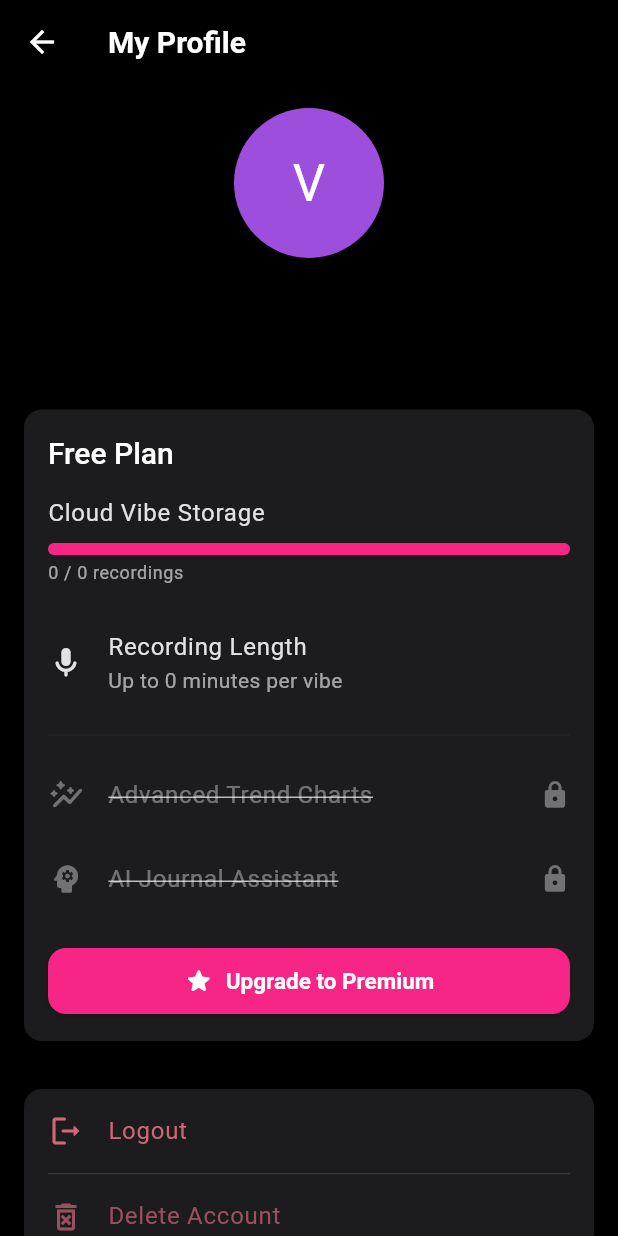
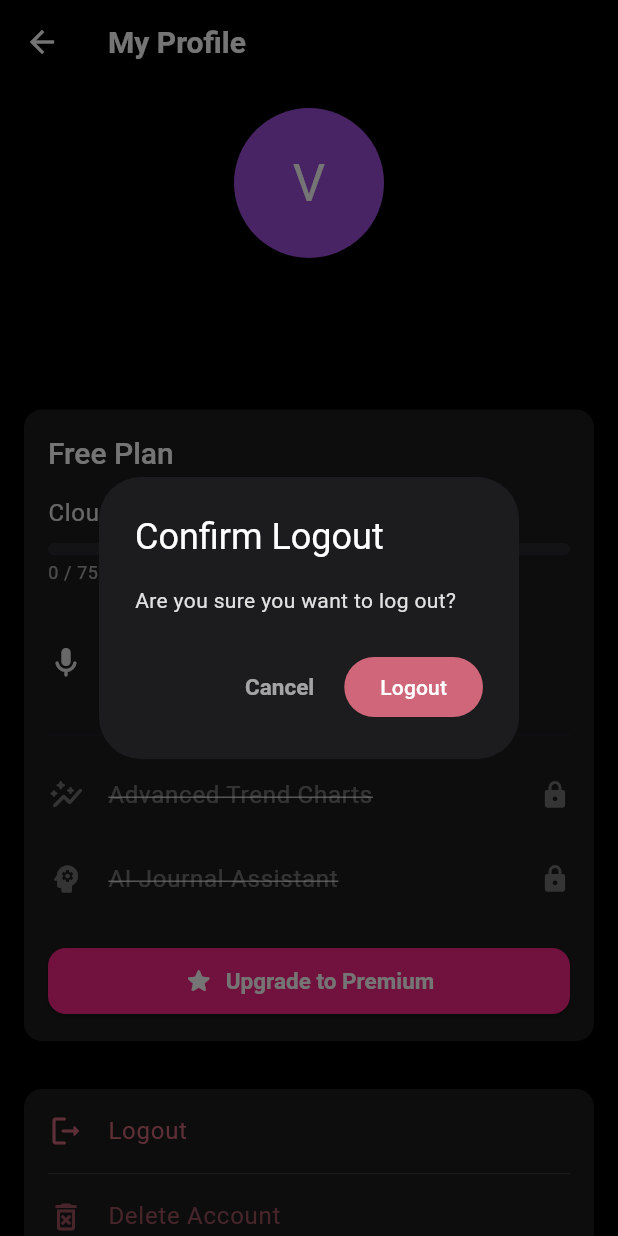
Before and after one commit to theprantadutta/vibe_journal, a Flutter app: the ProfileScreen screen opened directly, after a tap on "Logout", on a phone screen of 412 x 824 dp. Run offline on Flutter 3.47's test engine with Material 3 defaults, Android fonts, the phone set to English and light mode, and no system bars; our stand-ins replace cloud_firestore, cloud_functions, firebase_auth, firebase_core, firebase_storage, fl_chart and 7 more; missing offline and left inert: haptic_feedback, record; accounts and stored records are empty; generated files the repository leaves out were written again.

Commit message:
refactor: :recycle: made the app more robust and fixed bugs

```diff
--- a/lib/core/services/service_locator.dart
+++ b/lib/core/services/service_locator.dart
@@ -1,11 +1,13 @@
 import 'package:get_it/get_it.dart';
 import '../../features/auth/domain/models/user_model.dart';
+import 'user_service.dart';
 
 final GetIt locator = GetIt.instance;
 
 void setupLocator() {
-  // We will register UserModel dynamically after login/signup
-  // You can register other app-wide services here if needed
+  // Register our UserService as a singleton.
+  // It will be created once and live for the entire app session.
+  locator.registerSingleton<UserService>(UserService());
 }
 
 // Helper functions to manage UserModel in GetIt
--- /dev/null
+++ b/lib/core/services/user_service.dart
@@ -0,0 +1,59 @@
+import 'package:cloud_firestore/cloud_firestore.dart';
+import '../../features/auth/domain/models/user_model.dart';
+import '../../features/premium/domain/models/plan_details_model.dart';
+import 'service_locator.dart';
+
+class UserService {
+  UserModel? _currentUser;
+  PlanDetailsModel? _currentPlanDetails; // New: To hold plan limits
+
+  // Getters for user data
+  UserModel get currentUser => _currentUser!;
+  bool get isUserLoggedIn => _currentUser != null;
+
+  // Getters for plan details (with safe fallbacks)
+  bool get isPremium => _currentUser?.plan == 'premium';
+  int get maxCloudVibes => _currentPlanDetails?.maxCloudVibes ?? 75;
+  int get maxRecordingDurationMinutes =>
+      _currentPlanDetails?.maxRecordingDurationMinutes ?? 5;
+
+  // This method now fetches plan details after updating the user
+  Future<void> updateUser(UserModel user) async {
+    _currentUser = user;
+
+    // After getting the user, fetch their plan details
+    await _fetchPlanDetails(user.plan);
+
+    // Register the user model itself in the locator for direct access if needed
+    if (locator.isRegistered<UserModel>()) locator.unregister<UserModel>();
+    locator.registerSingleton<UserModel>(user);
+
+    print(
+      "✅ UserService updated for: ${user.fullName} with ${user.plan} plan.",
+    );
+  }
+
+  Future<void> _fetchPlanDetails(String planId) async {
+    try {
+      final planDoc = await FirebaseFirestore.instance
+          .collection('plans')
+          .doc(planId)
+          .get();
+      if (planDoc.exists) {
+        _currentPlanDetails = PlanDetailsModel.fromFirestore(planDoc);
+      }
+    } catch (e) {
+      print("Error fetching plan details: $e");
+      // Could use a default fallback plan here if fetching fails
+    }
+  }
+
+  void clearUser() {
+    _currentUser = null;
+    _currentPlanDetails = null;
+    if (locator.isRegistered<UserModel>()) {
+      locator.unregister<UserModel>();
+    }
+    print("🗑️ UserService data cleared.");
+  }
+}
--- a/lib/features/account/presentation/screens/profile_screen.dart
+++ b/lib/features/account/presentation/screens/profile_screen.dart
@@ -6,6 +6,7 @@ import 'package:flutter/foundation.dart';
 import 'package:flutter/material.dart';
 import 'package:firebase_auth/firebase_auth.dart';
 import 'package:vibe_journal/core/services/service_locator.dart';
+import 'package:vibe_journal/core/services/user_service.dart';
 import 'package:vibe_journal/features/auth/domain/models/user_model.dart';
 import 'package:vibe_journal/config/theme/app_colors.dart';
 import 'package:vibe_journal/features/premium/presentation/screens/upgrade_screen.dart';
@@ -21,6 +22,7 @@ class ProfileScreen extends StatefulWidget {
 
 class _ProfileScreenState extends State<ProfileScreen> {
   final UserModel _userModel = locator<UserModel>();
+  final UserService _userService = locator<UserService>();
 
   String getInitials(String fullName) {
     if (fullName.isEmpty) return "V";
@@ -293,21 +295,21 @@ class _ProfileScreenState extends State<ProfileScreen> {
   // Card to show for FREE users
   Widget _buildFreeUserCard(ThemeData theme) {
     double usagePercentage =
-        _userModel.cloudVibeCount / _userModel.maxCloudVibes;
+        _userModel.cloudVibeCount / _userService.maxCloudVibes;
     return _buildSectionCard(
       title: "Free Plan",
       children: [
         _buildLimitIndicator(
           title: "Cloud Vibe Storage",
           valueText:
-              "${_userModel.cloudVibeCount} / ${_userModel.maxCloudVibes} recordings",
+              "${_userModel.cloudVibeCount} / ${_userService.maxCloudVibes} recordings",
           progress: usagePercentage,
         ),
         _buildLimitInfo(
           icon: Icons.mic_rounded,
           title: "Recording Length",
           subtitle:
-              "Up to ${_userModel.maxRecordingDurationMinutes} minutes per vibe",
+              "Up to ${_userService.maxRecordingDurationMinutes} minutes per vibe",
         ),
         const Divider(height: 24, color: AppColors.inputFill),
         _buildLockedFeature(
@@ -461,8 +463,54 @@ class _ProfileScreenState extends State<ProfileScreen> {
               ),
             ),
             onTap: () async {
-              await FirebaseAuth.instance.signOut();
-              clearUserSession();
+              // Show a confirmation dialog before logging out
+              final bool? shouldLogout = await showDialog<bool>(
+                context: context,
+                builder: (ctx) => AlertDialog(
+                  backgroundColor: AppColors.surface,
+                  title: const Text('Confirm Logout'),
+                  content: const Text(
+                    'Are you sure you want to log out?',
+                    style: TextStyle(color: AppColors.textSecondary),
+                  ),
+                  actions: <Widget>[
+                    TextButton(
+                      child: const Text(
+                        'Cancel',
+                        style: TextStyle(color: AppColors.textHint),
+                      ),
+                      onPressed: () {
+                        // Close the dialog and return false
+                        Navigator.of(ctx).pop(false);
+                      },
+                    ),
+                    FilledButton(
+                      style: FilledButton.styleFrom(
+                        backgroundColor: AppColors.error,
+                      ),
+                      child: const Text('Logout'),
+                      onPressed: () {
+                        // Close the dialog and return true
+                        Navigator.of(ctx).pop(true);
+                      },
+                    ),
+                  ],
+                ),
+              );
+
+              // The code below will only run if the user tapped 'Logout'
+              if (shouldLogout == true) {
+                // Use our new UserService to clear the user's session data
+                locator<UserService>().clearUser();
+
+                // Sign out from Firebase Authentication
+                await FirebaseAuth.instance.signOut();
+
+                Navigator.of(context).pushAndRemoveUntil(
+                  MaterialPageRoute(builder: (_) => const AuthScreen()),
+                  (route) => false,
+                );
+              }
             },
           ),
           const Divider(height: 1, indent: 16, endIndent: 16),
--- a/lib/features/auth/presentation/widgets/auth_guard.dart
+++ b/lib/features/auth/presentation/widgets/auth_guard.dart
@@ -12,6 +12,7 @@ class AuthGuard extends StatelessWidget {
     return StreamBuilder<User?>(
       stream: FirebaseAuth.instance.authStateChanges(),
       builder: (context, snapshot) {
+        debugPrint('Auth Guard: ${snapshot.data}');
         if (snapshot.connectionState == ConnectionState.waiting) {
           return const Scaffold(
             backgroundColor: AppColors.background,
--- /dev/null
+++ b/lib/features/premium/domain/models/plan_details_model.dart
@@ -0,0 +1,24 @@
+import 'package:cloud_firestore/cloud_firestore.dart';
+
+class PlanDetailsModel {
+  final String planName;
+  final int maxCloudVibes;
+  final int maxRecordingDurationMinutes;
+
+  PlanDetailsModel({
+    required this.planName,
+    required this.maxCloudVibes,
+    required this.maxRecordingDurationMinutes,
+  });
+
+  factory PlanDetailsModel.fromFirestore(
+    DocumentSnapshot<Map<String, dynamic>> doc,
+  ) {
+    final data = doc.data() ?? {};
+    return PlanDetailsModel(
+      planName: data['planName'] ?? 'Unknown',
+      maxCloudVibes: data['maxCloudVibes'] ?? 0,
+      maxRecordingDurationMinutes: data['maxRecordingDurationMinutes'] ?? 1,
+    );
+  }
+}
--- a/lib/features/premium/presentation/screens/upgrade_screen.dart
+++ b/lib/features/premium/presentation/screens/upgrade_screen.dart
@@ -318,7 +318,7 @@ class _UpgradeScreenState extends State<UpgradeScreen> {
                   onTap: () => setState(() => _selectedPlan = product),
                 ),
               );
-            }).toList(),
+            }),
 
             const SizedBox(height: 8),
 
```
Also changed, not shown: lib/features/auth/domain/models/user_model.dart (+5 -26 lines), lib/features/auth/presentation/screens/auth_screen.dart (+7 -5 lines), lib/features/calendar/presentation/screens/calendar_screen.dart (+9 -0 lines), lib/features/journal/presentation/screens/journal_screen.dart (+6 -4 lines), 5 other files.
